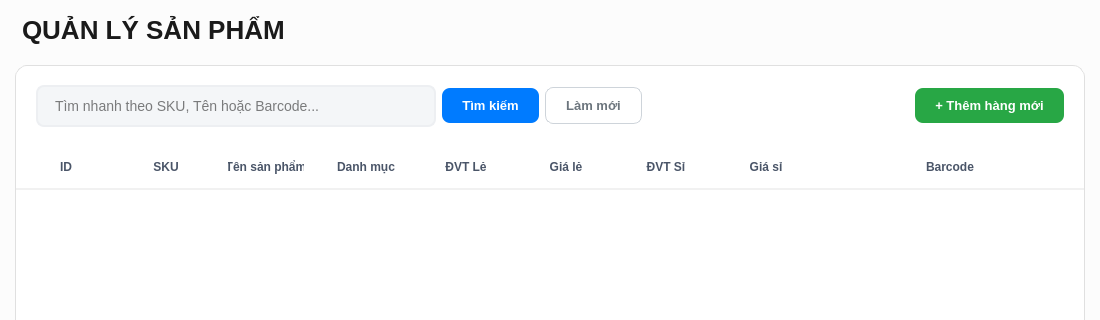
First picture: the form in app/modules/product/ui/views/product_management.ui, repository minhtoan3131/stationpos-python-coursework-basic, before the edit; both pictures show x 0 to 1100 and y 0 to 320 of the 1100 by 800 pixel window.
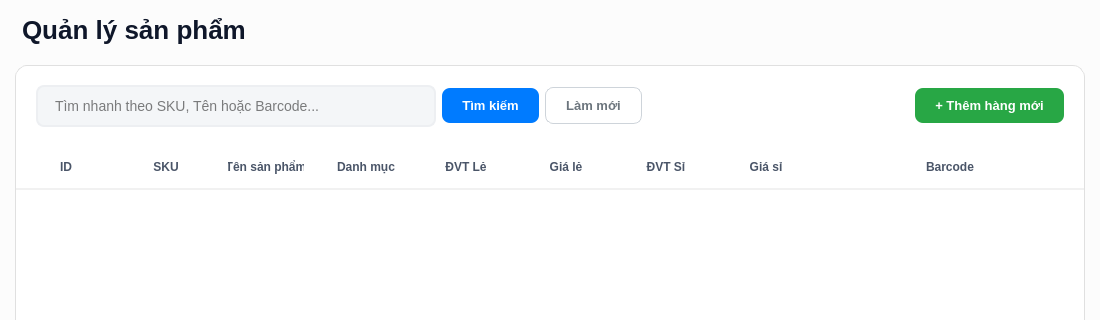
Second picture: the form after the edit.

```diff
--- a/app/modules/product/ui/views/product_management.ui
+++ b/app/modules/product/ui/views/product_management.ui
@@ -29,8 +29,8 @@
 
 QLabel#lbl_title {
     font-size: 26px;
-    font-weight: 700;
-    color: #1a1a1a;
+    font-weight: 800;
+    color: #0f172a;
     margin-bottom: 10px;
 }
 
@@ -105,7 +105,7 @@
    <item>
     <widget class="QLabel" name="lbl_title">
      <property name="text">
-      <string>QUẢN LÝ SẢN PHẨM</string>
+      <string>Quản lý sản phẩm</string>
      </property>
     </widget>
    </item>
```
